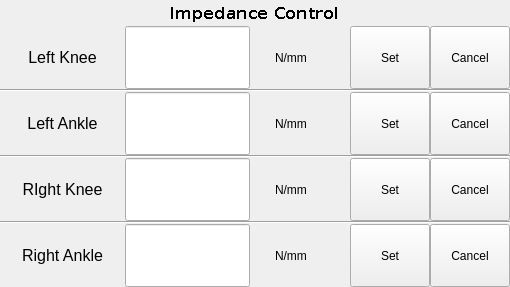
Before: the Qt Designer form exo_gui/Imp_window.ui in haolee21/ExoRPI4, drawn with Qt 5.
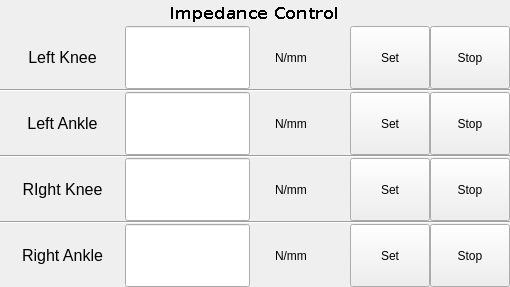
After: the same form once the commit is applied.

Diff of the .ui file:
```diff
--- a/exo_gui/Imp_window.ui
+++ b/exo_gui/Imp_window.ui
@@ -181,7 +181,7 @@
           </sizepolicy>
          </property>
          <property name="text">
-          <string>Cancel</string>
+          <string>Stop</string>
          </property>
         </widget>
        </item>
@@ -276,7 +276,7 @@
           </sizepolicy>
          </property>
          <property name="text">
-          <string>Cancel</string>
+          <string>Stop</string>
          </property>
         </widget>
        </item>
@@ -376,7 +376,7 @@
           </sizepolicy>
          </property>
          <property name="text">
-          <string>Cancel</string>
+          <string>Stop</string>
          </property>
         </widget>
        </item>
@@ -476,7 +476,7 @@
           </sizepolicy>
          </property>
          <property name="text">
-          <string>Cancel</string>
+          <string>Stop</string>
          </property>
         </widget>
        </item>
```
Left out of the diff: 8 changed lines with no effect on the pictures.
